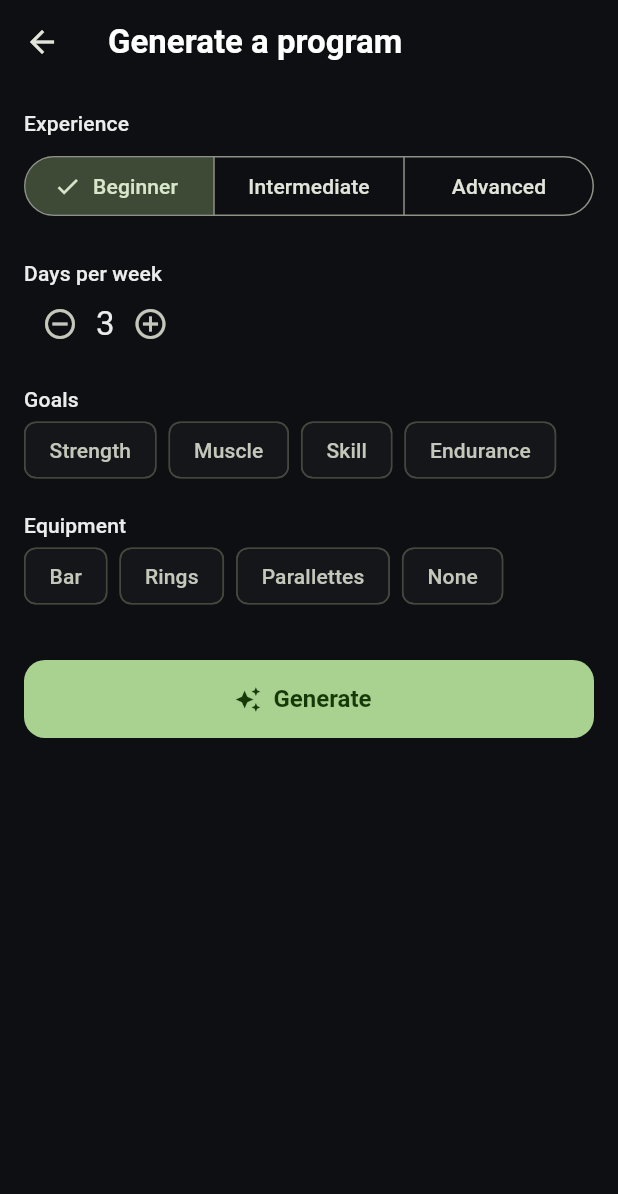
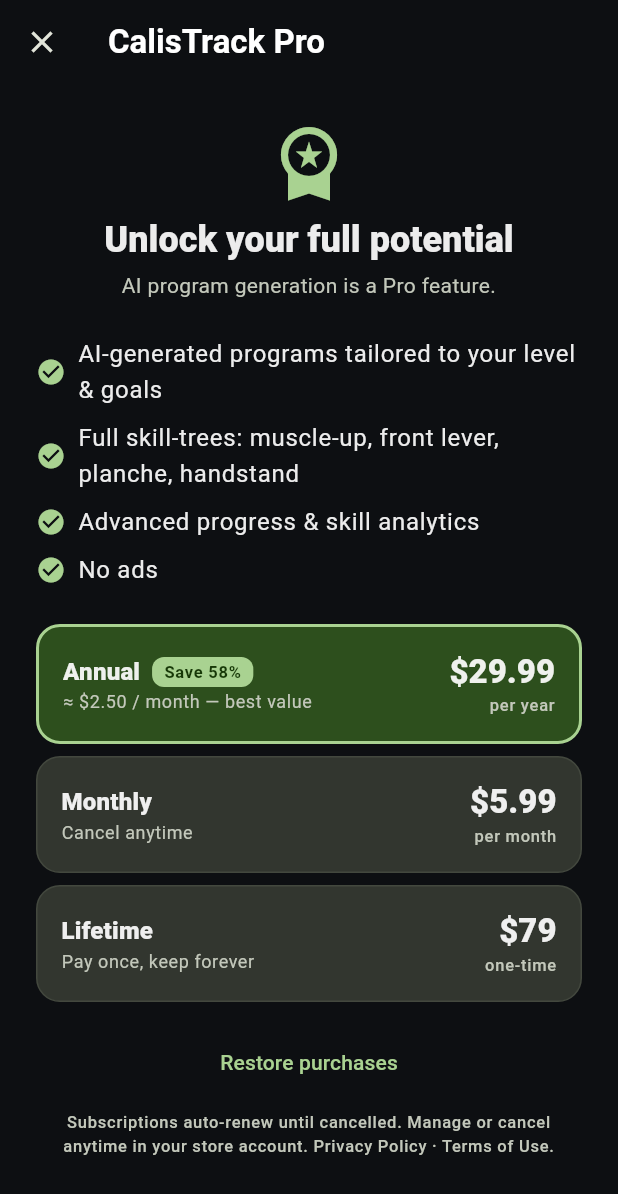
Before and after one commit to OmerYasirOnal/calistrack, a Flutter app: the ProgramsScreen screen opened by its route, after a tap on "Generate", on a phone screen of 412 x 824 dp. Shown: the top 1194 px of the screen. Run offline on Flutter 3.47's test engine with Material 3 defaults, Android fonts, the phone set to English and light mode, and no system bars; our stand-ins replace cloud_firestore, cloud_functions, firebase_auth, firebase_core, fl_chart, flutter_local_notifications and 6 more; missing offline and left inert: app_tracking_transparency; accounts and stored records are empty; network calls fail; statements that could not run were skipped.

Commit message:
feat(billing): T43 freemium scaffolding — entitlement, ad gating, paywall
Entitlement seam (default free; demo unlock for the web showcase; RevenueCat is
the owner step). Ads gated on !isPro at the banner + interstitial call sites.
Research-priced paywall ($5.99/mo, $29.99/yr, $79 lifetime) from pricing.json.
AI generation gated behind Pro; profile Pro card. Entitlement + paywall tests.

Co-Authored-By: Claude Opus 4.8 (1M context) <noreply@anthropic.com>

```diff
--- /dev/null
+++ b/lib/features/billing/data/pricing.dart
@@ -0,0 +1,60 @@
+import 'dart:convert';
+
+import 'package:flutter/services.dart' show rootBundle;
+import 'package:flutter_riverpod/flutter_riverpod.dart';
+
+/// One purchasable Pro plan, as configured in `assets/data/pricing.json`.
+class PricingPlan {
+  const PricingPlan({
+    required this.id,
+    required this.title,
+    required this.priceUsd,
+    required this.priceTry,
+    required this.period,
+    this.subtitle = '',
+    this.highlighted = false,
+    this.badge,
+  });
+
+  final String id; // 'annual' | 'monthly' | 'lifetime' — maps to a store product
+  final String title;
+  final String priceUsd;
+  final String priceTry;
+  final String period;
+  final String subtitle;
+  final bool highlighted;
+  final String? badge;
+
+  factory PricingPlan.fromJson(Map<String, dynamic> j) => PricingPlan(
+        id: j['id'] as String,
+        title: j['title'] as String,
+        priceUsd: j['priceUsd'] as String,
+        priceTry: j['priceTry'] as String,
+        period: j['period'] as String,
+        subtitle: j['subtitle'] as String? ?? '',
+        highlighted: j['highlighted'] as bool? ?? false,
+        badge: j['badge'] as String?,
+      );
+}
+
+/// Pro plans + the benefit bullets shown on the paywall.
+class Pricing {
+  const Pricing({required this.plans, required this.proBenefits});
+
+  final List<PricingPlan> plans;
+  final List<String> proBenefits;
+
+  factory Pricing.fromMap(Map<String, dynamic> map) => Pricing(
+        proBenefits: (map['proBenefits'] as List? ?? const [])
+            .map((e) => e as String)
+            .toList(),
+        plans: (map['plans'] as List? ?? const [])
+            .map((e) => PricingPlan.fromJson(e as Map<String, dynamic>))
+            .toList(),
+      );
+}
+
+final pricingProvider = FutureProvider<Pricing>((ref) async {
+  final raw = await rootBundle.loadString('assets/data/pricing.json');
+  return Pricing.fromMap(json.decode(raw) as Map<String, dynamic>);
+});
--- /dev/null
+++ b/lib/features/billing/presentation/paywall_screen.dart
@@ -0,0 +1,276 @@
+import 'package:flutter/material.dart';
+import 'package:flutter_riverpod/flutter_riverpod.dart';
+
+import '../../../core/theme/app_theme.dart';
+import '../application/entitlement.dart';
+import '../data/pricing.dart';
+
+/// CalisTrack Pro paywall. Reachable from gated features (AI generation, full
+/// skill-trees, advanced analytics) and from Profile. Real store billing is an
+/// owner step (RevenueCat + store products); here, choosing a plan offers a
+/// demo unlock so the $0 web/PWA build showcases the Pro experience.
+class PaywallScreen extends ConsumerWidget {
+  const PaywallScreen({this.reason, super.key});
+
+  /// Optional context line, e.g. "AI program generation is a Pro feature".
+  final String? reason;
+
+  @override
+  Widget build(BuildContext context, WidgetRef ref) {
+    final scheme = Theme.of(context).colorScheme;
+    final text = Theme.of(context).textTheme;
+    final isPro = ref.watch(entitlementProvider).isPro;
+    final pricing = ref.watch(pricingProvider);
+
+    return Scaffold(
+      appBar: AppBar(
+        title: const Text('CalisTrack Pro'),
+        leading: IconButton(
+          icon: const Icon(Icons.close),
+          onPressed: () => Navigator.of(context).maybePop(),
+        ),
+      ),
+      body: isPro
+          ? _ProActive(scheme: scheme, text: text)
+          : pricing.when(
+              loading: () => const Center(child: CircularProgressIndicator()),
+              error: (_, __) =>
+                  const Center(child: Text("Couldn't load plans.")),
+              data: (p) => _PaywallBody(pricing: p, reason: reason),
+            ),
+    );
+  }
+}
+
+class _PaywallBody extends ConsumerWidget {
+  const _PaywallBody({required this.pricing, this.reason});
+
+  final Pricing pricing;
+  final String? reason;
+
+  @override
+  Widget build(BuildContext context, WidgetRef ref) {
+    final scheme = Theme.of(context).colorScheme;
+    final text = Theme.of(context).textTheme;
+    return ListView(
+      padding: const EdgeInsets.all(Spacing.lg),
+      children: [
+        Icon(Icons.workspace_premium, size: 56, color: scheme.primary),
+        const SizedBox(height: Spacing.sm),
+        Text(
+          'Unlock your full potential',
+          textAlign: TextAlign.center,
+          style: text.headlineSmall?.copyWith(fontWeight: FontWeight.w800),
+        ),
+        if (reason != null) ...[
+          const SizedBox(height: Spacing.xs),
+          Text(
+            reason!,
+            textAlign: TextAlign.center,
+            style: text.bodyMedium?.copyWith(color: scheme.onSurfaceVariant),
+          ),
+        ],
+        const SizedBox(height: Spacing.lg),
+        for (final b in pricing.proBenefits)
+          Padding(
+            padding: const EdgeInsets.only(bottom: Spacing.sm),
+            child: Row(
+              children: [
+                Icon(Icons.check_circle, color: scheme.primary, size: 20),
+                const SizedBox(width: Spacing.sm),
+                Expanded(child: Text(b, style: text.bodyLarge)),
+              ],
+            ),
+          ),
+        const SizedBox(height: Spacing.md),
+        for (final plan in pricing.plans)
+          Padding(
+            padding: const EdgeInsets.only(bottom: Spacing.sm),
+            child: _PlanCard(
+              plan: plan,
+              onTap: () => _choosePlan(context, ref, plan),
+            ),
+          ),
+        const SizedBox(height: Spacing.sm),
+        TextButton(
+          onPressed: () => ScaffoldMessenger.of(context).showSnackBar(
+            const SnackBar(content: Text('No purchases to restore (demo).')),
+          ),
+          child: const Text('Restore purchases'),
+        ),
+        const SizedBox(height: Spacing.sm),
+        Text(
+          'Subscriptions auto-renew until cancelled. Manage or cancel anytime in '
+          'your store account. Privacy Policy · Terms of Use.',
+          textAlign: TextAlign.center,
+          style: text.labelSmall?.copyWith(color: scheme.onSurfaceVariant),
+        ),
+      ],
+    );
+  }
+
+  Future<void> _choosePlan(
+    BuildContext context,
+    WidgetRef ref,
+    PricingPlan plan,
+  ) async {
+    final unlock = await showDialog<bool>(
+      context: context,
+      builder: (ctx) => AlertDialog(
+        title: Text('${plan.title} — ${plan.priceUsd}'),
+        content: const Text(
+          'Real store billing is an owner setup step (store accounts + product '
+          'IDs via RevenueCat). For this demo build you can unlock Pro instantly '
+          'to explore the experience.',
+        ),
+        actions: [
+          TextButton(
+            onPressed: () => Navigator.of(ctx).pop(false),
+            child: const Text('Cancel'),
+          ),
+          FilledButton(
+            onPressed: () => Navigator.of(ctx).pop(true),
+            child: const Text('Unlock (demo)'),
+          ),
+        ],
+      ),
+    );
+    if (unlock ?? false) {
+      ref.read(entitlementProvider.notifier).unlockProDemo();
+      if (context.mounted) {
+        ScaffoldMessenger.of(context).showSnackBar(
+          const SnackBar(content: Text("You're Pro 🎉 (demo)")),
+        );
+        await Navigator.of(context).maybePop();
+      }
+    }
+  }
+}
+
+class _PlanCard extends StatelessWidget {
+  const _PlanCard({required this.plan, required this.onTap});
+
+  final PricingPlan plan;
+  final VoidCallback onTap;
+
+  @override
+  Widget build(BuildContext context) {
+    final scheme = Theme.of(context).colorScheme;
+    final text = Theme.of(context).textTheme;
+    final accent = plan.highlighted;
+    return InkWell(
+      onTap: onTap,
+      borderRadius: BorderRadius.circular(16),
+      child: Container(
+        padding: const EdgeInsets.all(Spacing.md),
+        decoration: BoxDecoration(
+          color: accent ? scheme.primaryContainer : scheme.surfaceContainerHighest,
+          borderRadius: BorderRadius.circular(16),
+          border: Border.all(
+            color: accent ? scheme.primary : scheme.outlineVariant,
+            width: accent ? 2 : 1,
+          ),
+        ),
+        child: Row(
+          children: [
+            Expanded(
+              child: Column(
+                crossAxisAlignment: CrossAxisAlignment.start,
+                children: [
+                  Row(
+                    children: [
+                      Text(
+                        plan.title,
+                        style: text.titleMedium
+                            ?.copyWith(fontWeight: FontWeight.w800),
+                      ),
+                      if (plan.badge != null) ...[
+                        const SizedBox(width: Spacing.sm),
+                        Container(
+                          padding: const EdgeInsets.symmetric(
+                            horizontal: Spacing.sm,
+                            vertical: 2,
+                          ),
+                          decoration: BoxDecoration(
+                            color: scheme.primary,
+                            borderRadius: BorderRadius.circular(8),
+                          ),
+                          child: Text(
+                            plan.badge!,
+                            style: text.labelSmall?.copyWith(
+                              color: scheme.onPrimary,
+                              fontWeight: FontWeight.w700,
+                            ),
+                          ),
+                        ),
+                      ],
+                    ],
+                  ),
+                  if (plan.subtitle.isNotEmpty)
+                    Text(
+                      plan.subtitle,
+                      style: text.bodySmall
+                          ?.copyWith(color: scheme.onSurfaceVariant),
+                    ),
+                ],
+              ),
+            ),
+            Column(
+              crossAxisAlignment: CrossAxisAlignment.end,
+              children: [
+                Text(
+                  plan.priceUsd,
+                  style: text.titleLarge?.copyWith(fontWeight: FontWeight.w800),
+                ),
+                Text(
+                  plan.period,
+                  style:
+                      text.labelSmall?.copyWith(color: scheme.onSurfaceVariant),
+                ),
+              ],
+            ),
+          ],
+        ),
+      ),
+    );
+  }
+}
+
+class _ProActive extends ConsumerWidget {
+  const _ProActive({required this.scheme, required this.text});
+
+  final ColorScheme scheme;
+  final TextTheme text;
+
+  @override
+  Widget build(BuildContext context, WidgetRef ref) {
+    return Center(
+      child: Padding(
+        padding: const EdgeInsets.all(Spacing.xl),
+        child: Column(
+          mainAxisSize: MainAxisSize.min,
+          children: [
+            Icon(Icons.workspace_premium, size: 64, color: scheme.primary),
+            const SizedBox(height: Spacing.md),
+            Text(
+              "You're Pro 🎉",
+              style: text.headlineSmall?.copyWith(fontWeight: FontWeight.w800),
+            ),
+            const SizedBox(height: Spacing.sm),
+            Text(
+              'AI programs, full skill-trees, advanced analytics, and no ads are '
+              'unlocked.',
+              textAlign: TextAlign.center,
+              style: text.bodyMedium?.copyWith(color: scheme.onSurfaceVariant),
+            ),
+            const SizedBox(height: Spacing.lg),
+            OutlinedButton(
+              onPressed: () => ref.read(entitlementProvider.notifier).lock(),
+              child: const Text('Switch back to Free (demo)'),
+            ),
+          ],
+        ),
+      ),
+    );
+  }
+}
--- a/lib/features/programs/presentation/programs_screen.dart
+++ b/lib/features/programs/presentation/programs_screen.dart
@@ -5,6 +5,8 @@ import 'package:go_router/go_router.dart';
 import '../../../core/router/app_router.dart';
 import '../../../core/theme/app_theme.dart';
 import '../../../models/program.dart';
+import '../../billing/application/entitlement.dart';
+import '../../billing/presentation/paywall_screen.dart';
 import '../../profile/application/profile_providers.dart';
 import '../data/program_repository.dart';
 import '../data/user_program_repository.dart';
@@ -33,11 +35,25 @@ class ProgramsScreen extends ConsumerWidget {
     return Scaffold(
       appBar: AppBar(title: const Text('Programs')),
       floatingActionButton: FloatingActionButton.extended(
-        // root navigator → the form is a full-screen modal over the tab bar.
-        onPressed: () => Navigator.of(context, rootNavigator: true).push(
-          MaterialPageRoute<void>(builder: (_) => const AiGenerationScreen()),
+        // AI generation is a Pro feature — free users hit the paywall. Both open
+        // on the root navigator → a full-screen modal over the tab bar.
+        onPressed: () {
+          final isPro = ref.read(entitlementProvider).isPro;
+          Navigator.of(context, rootNavigator: true).push(
+            MaterialPageRoute<void>(
+              builder: (_) => isPro
+                  ? const AiGenerationScreen()
+                  : const PaywallScreen(
+                      reason: 'AI program generation is a Pro feature.',
+                    ),
+            ),
+          );
+        },
+        icon: Icon(
+          ref.watch(entitlementProvider).isPro
+              ? Icons.auto_awesome
+              : Icons.lock_outline,
         ),
-        icon: const Icon(Icons.auto_awesome),
         label: const Text('Generate'),
       ),
       body: presets.when(
```
Also changed, not shown: assets/data/pricing.json (added, +41 -0 lines), lib/features/billing/application/entitlement.dart (added, +55 -0 lines), lib/features/profile/presentation/profile_screen.dart (+61 -0 lines), lib/features/progress/presentation/progress_screen.dart (+5 -2 lines), lib/features/today/presentation/today_screen.dart (+6 -4 lines), 2 other files.
